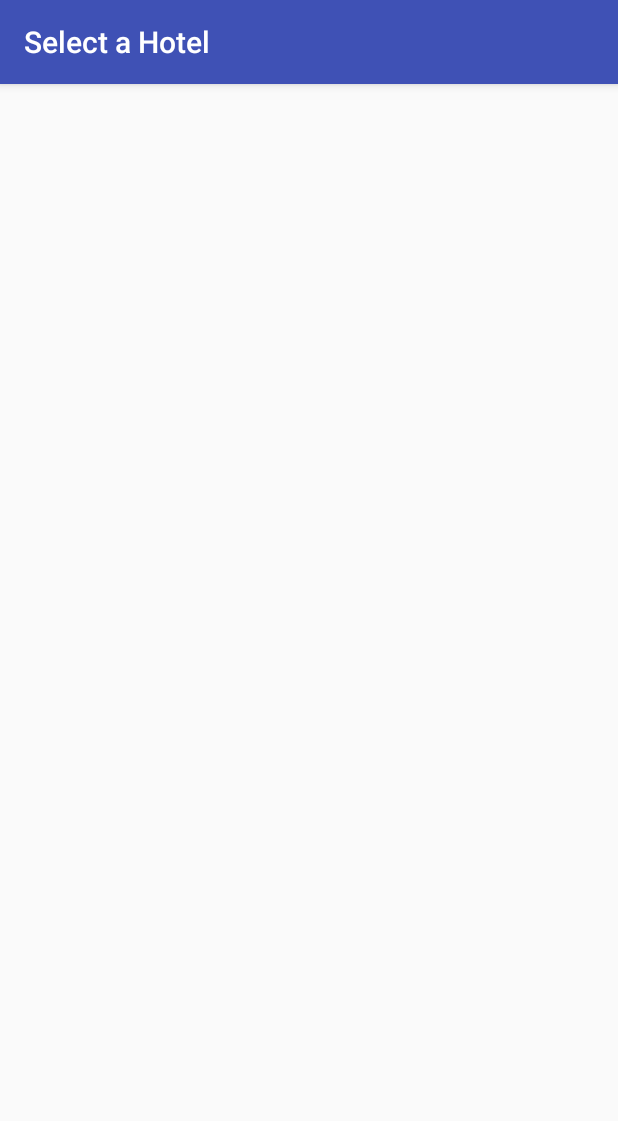
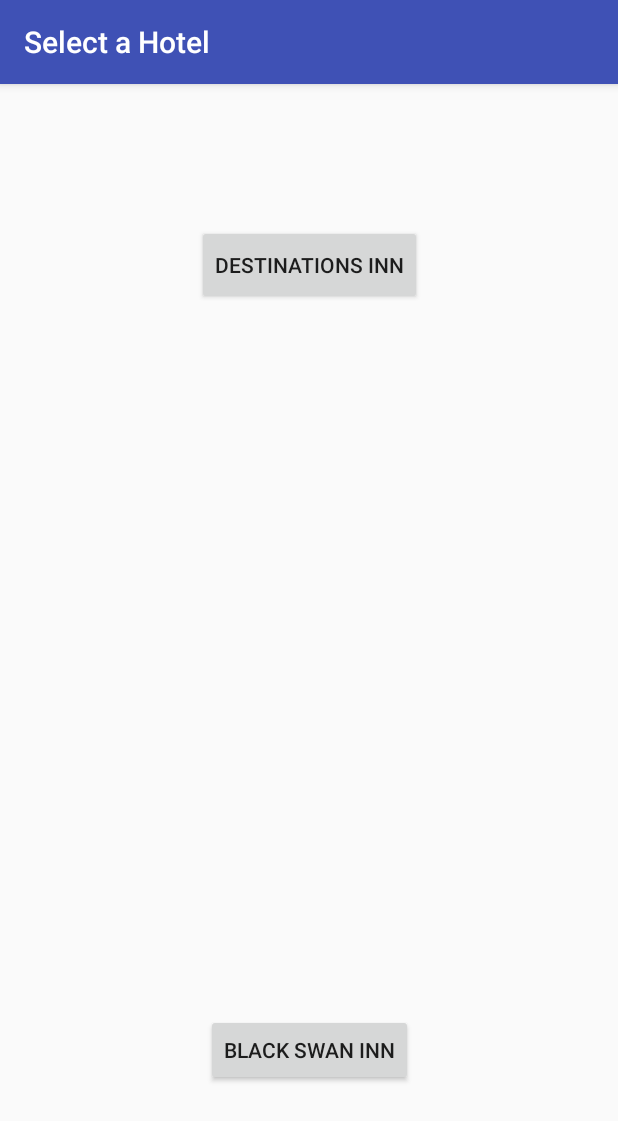
Before and after one commit to jasonchio/DestinationsInn, an Android app: the screen it shows after launch (MainActivity), on a phone screen of 412 x 824 dp. Shown: the top 1121 px of the screen. Run offline under Robolectric (Android 15) with nearby library versions, the phone set to English and light mode, and no system bars.

Commit message:
hotel buttons open hotel activities

```diff
--- a/app/src/main/AndroidManifest.xml
+++ b/app/src/main/AndroidManifest.xml
@@ -25,6 +25,7 @@
             android:name=".DestinationInn"
             android:label="hello"
             android:theme="@style/AppTheme.NoActionBar" />
+        <activity android:name=".BlackSwan"></activity>
     </application>
 
 </manifest>
--- a/app/src/main/java/com/team12/cs246/destinationsinn/DestinationInn.java
+++ b/app/src/main/java/com/team12/cs246/destinationsinn/DestinationInn.java
@@ -15,7 +15,7 @@ public class DestinationInn extends AppCompatActivity {
         setContentView(R.layout.activity_destination_inn);
         Toolbar toolbar = (Toolbar) findViewById(R.id.toolbar);
         setSupportActionBar(toolbar);
-        getSupportActionBar().setTitle("dafkljasdlfj");
+        getSupportActionBar().setTitle("Select a room");
 
         FloatingActionButton fab = (FloatingActionButton) findViewById(R.id.fab);
         fab.setOnClickListener(new View.OnClickListener() {
--- a/app/src/main/java/com/team12/cs246/destinationsinn/MainActivity.java
+++ b/app/src/main/java/com/team12/cs246/destinationsinn/MainActivity.java
@@ -3,6 +3,7 @@ package com.team12.cs246.destinationsinn;
 import android.content.Intent;
 import android.support.v7.app.AppCompatActivity;
 import android.os.Bundle;
+import android.util.Log;
 import android.view.View;
 import android.widget.Button;
 
@@ -16,7 +17,23 @@ public class MainActivity extends AppCompatActivity {
         super.onCreate(savedInstanceState);
         setContentView(R.layout.activity_main);
 
-        //dest = (Button) findViewById(R.id.btnDest);
-        //blk = (Button) findViewById(R.id.btnBlk);
+        dest = (Button) findViewById(R.id.dest);
+        blk = (Button) findViewById(R.id.blk);
+
+        dest.setOnClickListener(new View.OnClickListener() {
+            @Override
+            public void onClick(View v) {
+                Intent intent = new Intent(MainActivity.this, DestinationInn.class);
+                startActivity(intent);
+            }
+        });
+
+        blk.setOnClickListener(new View.OnClickListener() {
+            @Override
+            public void onClick(View v) {
+                Intent intent = new Intent(MainActivity.this, BlackSwan.class);
+                startActivity(intent);
+            }
+        });
     }
 }
--- a/app/src/main/res/layout/activity_main.xml
+++ b/app/src/main/res/layout/activity_main.xml
@@ -7,4 +7,27 @@
     android:layout_height="match_parent"
     tools:context="com.team12.cs246.destinationsinn.MainActivity">
 
+    <Button
+        android:id="@+id/dest"
+        android:layout_width="wrap_content"
+        android:layout_height="53dp"
+        android:layout_marginRight="8dp"
+        android:layout_marginTop="94dp"
+        android:text="Destinations Inn"
+        app:layout_constraintRight_toRightOf="parent"
+        app:layout_constraintTop_toTopOf="parent"
+        android:layout_marginLeft="8dp"
+        app:layout_constraintLeft_toLeftOf="parent" />
+
+    <Button
+        android:id="@+id/blk"
+        android:layout_width="wrap_content"
+        android:layout_height="wrap_content"
+        android:layout_marginBottom="100dp"
+        android:text="Black Swan Inn"
+        app:layout_constraintBottom_toBottomOf="parent"
+        android:layout_marginLeft="8dp"
+        app:layout_constraintLeft_toLeftOf="parent"
+        android:layout_marginRight="8dp"
+        app:layout_constraintRight_toRightOf="parent" />
 </android.support.constraint.ConstraintLayout>
--- a/build.gradle
+++ b/build.gradle
@@ -5,7 +5,7 @@ buildscript {
         jcenter()
     }
     dependencies {
-        classpath 'com.android.tools.build:gradle:2.3.2'
+        classpath 'com.android.tools.build:gradle:2.3.3'
 
         // NOTE: Do not place your application dependencies here; they belong
         // in the individual module build.gradle files
```
Also changed, not shown: app/src/main/java/com/team12/cs246/destinationsinn/BlackSwan.java (added, +13 -0 lines), app/src/main/res/layout/activity_black_swan.xml (added, +9 -0 lines).
